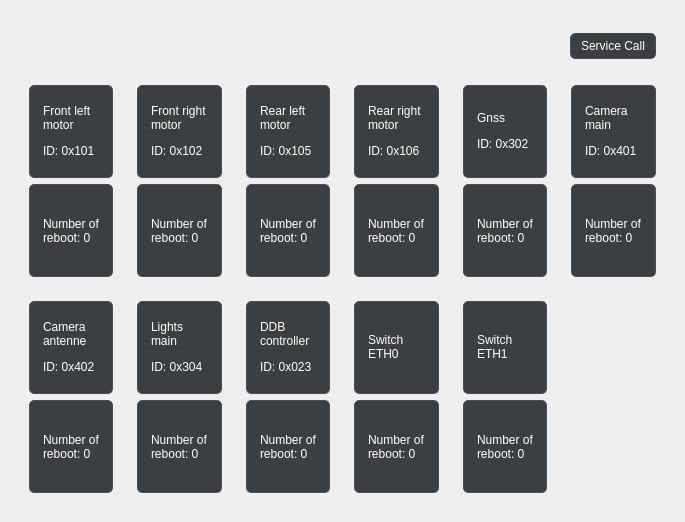
This is rover_gui/ui/ui/DeviceStatus.ui in robotique-udes/rover as Qt 5 draws it before an edit. The edited form follows.
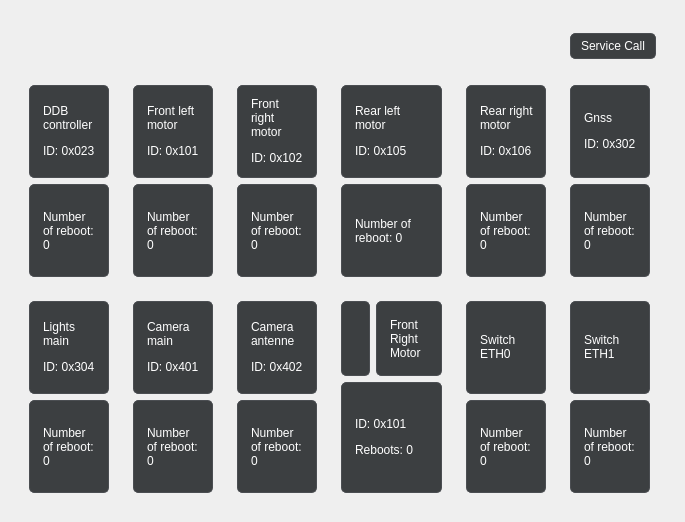
This is the edited form. Icons and pictures are not drawn.

Commit message: Adding motor icons + test

Diff of the .ui file:
```diff
--- a/rover_gui/ui/ui/DeviceStatus.ui
+++ b/rover_gui/ui/ui/DeviceStatus.ui
@@ -26,13 +26,13 @@
    <item row="0" column="5">
     <widget class="QWidget" name="deviceInfos" native="true">
      <layout class="QGridLayout" name="gridLayout">
-      <item row="2" column="3">
-       <widget class="QWidget" name="switchETH0" native="true">
-        <layout class="QVBoxLayout" name="verticalLayout_4">
+      <item row="2" column="6">
+       <widget class="QWidget" name="switchETH1" native="true">
+        <layout class="QVBoxLayout" name="verticalLayout_11">
          <item>
-          <widget class="QLabel" name="switchETH0Info">
+          <widget class="QLabel" name="switchETH1Info">
            <property name="text">
-            <string>&lt;html&gt;&lt;head/&gt;&lt;body&gt;&lt;p&gt;Switch ETH0&lt;/p&gt;&lt;/body&gt;&lt;/html&gt;</string>
+            <string>&lt;html&gt;&lt;head/&gt;&lt;body&gt;&lt;p&gt;Switch ETH1&lt;/p&gt;&lt;/body&gt;&lt;/html&gt;</string>
            </property>
            <property name="wordWrap">
             <bool>true</bool>
@@ -40,7 +40,7 @@
           </widget>
          </item>
          <item>
-          <widget class="QLabel" name="switchETHInfoReboot">
+          <widget class="QLabel" name="switchETH1Reboot">
            <property name="text">
             <string>Number of reboot: 0</string>
            </property>
@@ -53,87 +53,6 @@
        </widget>
       </item>
       <item row="1" column="3">
-       <widget class="QWidget" name="rearrightMotor" native="true">
-        <layout class="QVBoxLayout" name="verticalLayout_6">
-         <item>
-          <widget class="QLabel" name="rearrightMotorInfo">
-           <property name="text">
-            <string>&lt;html&gt;&lt;head/&gt;&lt;body&gt;&lt;p&gt;Rear right motor&lt;/p&gt;&lt;p&gt;ID: 0x106&lt;/p&gt;&lt;/body&gt;&lt;/html&gt;</string>
-           </property>
-           <property name="wordWrap">
-            <bool>true</bool>
-           </property>
-          </widget>
-         </item>
-         <item>
-          <widget class="QLabel" name="rearrightMotorReboot">
-           <property name="text">
-            <string>Number of reboot: 0</string>
-           </property>
-           <property name="wordWrap">
-            <bool>true</bool>
-           </property>
-          </widget>
-         </item>
-        </layout>
-       </widget>
-      </item>
-      <item row="2" column="1">
-       <widget class="QWidget" name="lightsMain" native="true">
-        <layout class="QVBoxLayout" name="verticalLayout_10">
-         <item>
-          <widget class="QLabel" name="lightsMainInfo">
-           <property name="text">
-            <string>&lt;html&gt;&lt;head/&gt;&lt;body&gt;&lt;p&gt;Lights main&lt;/p&gt;&lt;p&gt;ID: 0x304&lt;/p&gt;&lt;/body&gt;&lt;/html&gt;</string>
-           </property>
-           <property name="wordWrap">
-            <bool>true</bool>
-           </property>
-          </widget>
-         </item>
-         <item>
-          <widget class="QLabel" name="lightsMainReboot">
-           <property name="text">
-            <string>Number of reboot: 0</string>
-           </property>
-           <property name="wordWrap">
-            <bool>true</bool>
-           </property>
-          </widget>
-         </item>
-        </layout>
-       </widget>
-      </item>
-      <item row="1" column="0">
-       <widget class="QWidget" name="frontleftMotor" native="true">
-        <layout class="QVBoxLayout" name="verticalLayout_5">
-         <item>
-          <widget class="QLabel" name="frontleftMotorInfo">
-           <property name="text">
-            <string>&lt;html&gt;&lt;head/&gt;&lt;body&gt;&lt;p&gt;Front left motor&lt;/p&gt;&lt;p&gt;ID: 0x101&lt;/p&gt;&lt;/body&gt;&lt;/html&gt;</string>
-           </property>
-           <property name="wordWrap">
-            <bool>true</bool>
-           </property>
-          </widget>
-         </item>
-         <item>
-          <widget class="QLabel" name="frontleftMotorReboot">
-           <property name="text">
-            <string>Number of reboot: 0</string>
-           </property>
-           <property name="scaledContents">
-            <bool>false</bool>
-           </property>
-           <property name="wordWrap">
-            <bool>true</bool>
-           </property>
-          </widget>
-         </item>
-        </layout>
-       </widget>
-      </item>
-      <item row="1" column="1">
        <widget class="QWidget" name="frontrightMotor" native="true">
         <layout class="QVBoxLayout" name="verticalLayout">
          <item>
@@ -159,137 +78,7 @@
         </layout>
        </widget>
       </item>
-      <item row="2" column="2">
-       <widget class="QWidget" name="ddbController" native="true">
-        <layout class="QVBoxLayout" name="verticalLayout_8">
-         <item>
-          <widget class="QLabel" name="ddbControllerInfo">
-           <property name="text">
-            <string>&lt;html&gt;&lt;head/&gt;&lt;body&gt;&lt;p&gt;DDB controller&lt;/p&gt;&lt;p&gt;ID: 0x023&lt;/p&gt;&lt;/body&gt;&lt;/html&gt;</string>
-           </property>
-           <property name="wordWrap">
-            <bool>true</bool>
-           </property>
-          </widget>
-         </item>
-         <item>
-          <widget class="QLabel" name="ddbControllerReboot">
-           <property name="text">
-            <string>Number of reboot: 0</string>
-           </property>
-           <property name="wordWrap">
-            <bool>true</bool>
-           </property>
-          </widget>
-         </item>
-        </layout>
-       </widget>
-      </item>
-      <item row="1" column="2">
-       <widget class="QWidget" name="rearleftMotor" native="true">
-        <layout class="QVBoxLayout" name="verticalLayout_12">
-         <item>
-          <widget class="QLabel" name="rearleftMotorInfo">
-           <property name="text">
-            <string>&lt;html&gt;&lt;head/&gt;&lt;body&gt;&lt;p&gt;Rear left motor&lt;/p&gt;&lt;p&gt;ID: 0x105&lt;/p&gt;&lt;/body&gt;&lt;/html&gt;</string>
-           </property>
-           <property name="wordWrap">
-            <bool>true</bool>
-           </property>
-          </widget>
-         </item>
-         <item>
-          <widget class="QLabel" name="rearleftMotorReboot">
-           <property name="text">
-            <string>Number of reboot: 0</string>
-           </property>
-           <property name="wordWrap">
-            <bool>true</bool>
-           </property>
-          </widget>
-         </item>
-        </layout>
-       </widget>
-      </item>
-      <item row="2" column="0">
-       <widget class="QWidget" name="cameraAntenne" native="true">
-        <layout class="QVBoxLayout" name="verticalLayout_7">
-         <item>
-          <widget class="QLabel" name="cameraAntenneInfo">
-           <property name="text">
-            <string>&lt;html&gt;&lt;head/&gt;&lt;body&gt;&lt;p&gt;Camera antenne&lt;/p&gt;&lt;p&gt;ID: 0x402&lt;/p&gt;&lt;/body&gt;&lt;/html&gt;</string>
-           </property>
-           <property name="wordWrap">
-            <bool>true</bool>
-           </property>
-          </widget>
-         </item>
-         <item>
-          <widget class="QLabel" name="cameraAntenneReboot">
-           <property name="text">
-            <string>Number of reboot: 0</string>
-           </property>
-           <property name="wordWrap">
-            <bool>true</bool>
-           </property>
-          </widget>
-         </item>
-        </layout>
-       </widget>
-      </item>
-      <item row="2" column="4">
-       <widget class="QWidget" name="switchETH1" native="true">
-        <layout class="QVBoxLayout" name="verticalLayout_11">
-         <item>
-          <widget class="QLabel" name="switchETH1Info">
-           <property name="text">
-            <string>&lt;html&gt;&lt;head/&gt;&lt;body&gt;&lt;p&gt;Switch ETH1&lt;/p&gt;&lt;/body&gt;&lt;/html&gt;</string>
-           </property>
-           <property name="wordWrap">
-            <bool>true</bool>
-           </property>
-          </widget>
-         </item>
-         <item>
-          <widget class="QLabel" name="switchETH1Reboot">
-           <property name="text">
-            <string>Number of reboot: 0</string>
-           </property>
-           <property name="wordWrap">
-            <bool>true</bool>
-           </property>
-          </widget>
-         </item>
-        </layout>
-       </widget>
-      </item>
-      <item row="1" column="5">
-       <widget class="QWidget" name="cameraMain" native="true">
-        <layout class="QVBoxLayout" name="verticalLayout_3">
-         <item>
-          <widget class="QLabel" name="cameraMainInfo">
-           <property name="text">
-            <string>&lt;html&gt;&lt;head/&gt;&lt;body&gt;&lt;p&gt;Camera main&lt;/p&gt;&lt;p&gt;ID: 0x401&lt;/p&gt;&lt;/body&gt;&lt;/html&gt;</string>
-           </property>
-           <property name="wordWrap">
-            <bool>true</bool>
-           </property>
-          </widget>
-         </item>
-         <item>
-          <widget class="QLabel" name="cameraMainReboot">
-           <property name="text">
-            <string>Number of reboot: 0</string>
-           </property>
-           <property name="wordWrap">
-            <bool>true</bool>
-           </property>
-          </widget>
-         </item>
-        </layout>
-       </widget>
-      </item>
-      <item row="1" column="4">
+      <item row="1" column="6">
        <widget class="QWidget" name="gnss" native="true">
         <layout class="QVBoxLayout" name="verticalLayout_2">
          <item>
@@ -315,7 +104,33 @@
         </layout>
        </widget>
       </item>
-      <item row="0" column="0" colspan="6">
+      <item row="2" column="5">
+       <widget class="QWidget" name="switchETH0" native="true">
+        <layout class="QVBoxLayout" name="verticalLayout_4">
+         <item>
+          <widget class="QLabel" name="switchETH0Info">
+           <property name="text">
+            <string>&lt;html&gt;&lt;head/&gt;&lt;body&gt;&lt;p&gt;Switch ETH0&lt;/p&gt;&lt;/body&gt;&lt;/html&gt;</string>
+           </property>
+           <property name="wordWrap">
+            <bool>true</bool>
+           </property>
+          </widget>
+         </item>
+         <item>
+          <widget class="QLabel" name="switchETHInfoReboot">
+           <property name="text">
+            <string>Number of reboot: 0</string>
+           </property>
+           <property name="wordWrap">
+            <bool>true</bool>
+           </property>
+          </widget>
+         </item>
+        </layout>
+       </widget>
+      </item>
+      <item row="0" column="1" colspan="7">
        <widget class="QWidget" name="serviceCall" native="true">
         <property name="sizePolicy">
          <sizepolicy hsizetype="Minimum" vsizetype="Minimum">
@@ -369,6 +184,251 @@
         </layout>
        </widget>
       </item>
+      <item row="1" column="4">
+       <widget class="QWidget" name="rearleftMotor" native="true">
+        <layout class="QVBoxLayout" name="verticalLayout_12">
+         <item>
+          <widget class="QLabel" name="rearleftMotorInfo">
+           <property name="text">
+            <string>&lt;html&gt;&lt;head/&gt;&lt;body&gt;&lt;p&gt;Rear left motor&lt;/p&gt;&lt;p&gt;ID: 0x105&lt;/p&gt;&lt;/body&gt;&lt;/html&gt;</string>
+           </property>
+           <property name="wordWrap">
+            <bool>true</bool>
+           </property>
+          </widget>
+         </item>
+         <item>
+          <widget class="QLabel" name="rearleftMotorReboot">
+           <property name="text">
+            <string>Number of reboot: 0</string>
+           </property>
+           <property name="wordWrap">
+            <bool>true</bool>
+           </property>
+          </widget>
+         </item>
+        </layout>
+       </widget>
+      </item>
+      <item row="1" column="5">
+       <widget class="QWidget" name="rearrightMotor" native="true">
+        <layout class="QVBoxLayout" name="verticalLayout_6">
+         <item>
+          <widget class="QLabel" name="rearrightMotorInfo">
+           <property name="text">
+            <string>&lt;html&gt;&lt;head/&gt;&lt;body&gt;&lt;p&gt;Rear right motor&lt;/p&gt;&lt;p&gt;ID: 0x106&lt;/p&gt;&lt;/body&gt;&lt;/html&gt;</string>
+           </property>
+           <property name="wordWrap">
+            <bool>true</bool>
+           </property>
+          </widget>
+         </item>
+         <item>
+          <widget class="QLabel" name="rearrightMotorReboot">
+           <property name="text">
+            <string>Number of reboot: 0</string>
+           </property>
+           <property name="wordWrap">
+            <bool>true</bool>
+           </property>
+          </widget>
+         </item>
+        </layout>
+       </widget>
+      </item>
+      <item row="2" column="1">
+       <widget class="QWidget" name="lightsMain" native="true">
+        <layout class="QVBoxLayout" name="verticalLayout_10">
+         <item>
+          <widget class="QLabel" name="lightsMainInfo">
+           <property name="text">
+            <string>&lt;html&gt;&lt;head/&gt;&lt;body&gt;&lt;p&gt;Lights main&lt;/p&gt;&lt;p&gt;ID: 0x304&lt;/p&gt;&lt;/body&gt;&lt;/html&gt;</string>
+           </property>
+           <property name="wordWrap">
+            <bool>true</bool>
+           </property>
+          </widget>
+         </item>
+         <item>
+          <widget class="QLabel" name="lightsMainReboot">
+           <property name="text">
+            <string>Number of reboot: 0</string>
+           </property>
+           <property name="wordWrap">
+            <bool>true</bool>
+           </property>
+          </widget>
+         </item>
+        </layout>
+       </widget>
+      </item>
+      <item row="2" column="2">
+       <widget class="QWidget" name="cameraMain" native="true">
+        <layout class="QVBoxLayout" name="verticalLayout_3">
+         <item>
+          <widget class="QLabel" name="cameraMainInfo">
+           <property name="text">
+            <string>&lt;html&gt;&lt;head/&gt;&lt;body&gt;&lt;p&gt;Camera main&lt;/p&gt;&lt;p&gt;ID: 0x401&lt;/p&gt;&lt;/body&gt;&lt;/html&gt;</string>
+           </property>
+           <property name="wordWrap">
+            <bool>true</bool>
+           </property>
+          </widget>
+         </item>
+         <item>
+          <widget class="QLabel" name="cameraMainReboot">
+           <property name="text">
+            <string>Number of reboot: 0</string>
+           </property>
+           <property name="wordWrap">
+            <bool>true</bool>
+           </property>
+          </widget>
+         </item>
+        </layout>
+       </widget>
+      </item>
+      <item row="2" column="3">
+       <widget class="QWidget" name="cameraAntenne" native="true">
+        <layout class="QVBoxLayout" name="verticalLayout_7">
+         <item>
+          <widget class="QLabel" name="cameraAntenneInfo">
+           <property name="text">
+            <string>&lt;html&gt;&lt;head/&gt;&lt;body&gt;&lt;p&gt;Camera antenne&lt;/p&gt;&lt;p&gt;ID: 0x402&lt;/p&gt;&lt;/body&gt;&lt;/html&gt;</string>
+           </property>
+           <property name="wordWrap">
+            <bool>true</bool>
+           </property>
+          </widget>
+         </item>
+         <item>
+          <widget class="QLabel" name="cameraAntenneReboot">
+           <property name="text">
+            <string>Number of reboot: 0</string>
+           </property>
+           <property name="wordWrap">
+            <bool>true</bool>
+           </property>
+          </widget>
+         </item>
+        </layout>
+       </widget>
+      </item>
+      <item row="1" column="1">
+       <widget class="QWidget" name="ddbController" native="true">
+        <layout class="QVBoxLayout" name="verticalLayout_8">
+         <item>
+          <widget class="QLabel" name="ddbControllerInfo">
+           <property name="text">
+            <string>&lt;html&gt;&lt;head/&gt;&lt;body&gt;&lt;p&gt;DDB controller&lt;/p&gt;&lt;p&gt;ID: 0x023&lt;/p&gt;&lt;/body&gt;&lt;/html&gt;</string>
+           </property>
+           <property name="wordWrap">
+            <bool>true</bool>
+           </property>
+          </widget>
+         </item>
+         <item>
+          <widget class="QLabel" name="ddbControllerReboot">
+           <property name="text">
+            <string>Number of reboot: 0</string>
+           </property>
+           <property name="wordWrap">
+            <bool>true</bool>
+           </property>
+          </widget>
+         </item>
+        </layout>
+       </widget>
+      </item>
+      <item row="1" column="2">
+       <widget class="QWidget" name="frontleftMotor" native="true">
+        <layout class="QVBoxLayout" name="verticalLayout_5">
+         <item>
+          <widget class="QLabel" name="frontleftMotorInfo">
+           <property name="text">
+            <string>&lt;html&gt;&lt;head/&gt;&lt;body&gt;&lt;p&gt;Front left motor&lt;/p&gt;&lt;p&gt;ID: 0x101&lt;/p&gt;&lt;/body&gt;&lt;/html&gt;</string>
+           </property>
+           <property name="wordWrap">
+            <bool>true</bool>
+           </property>
+          </widget>
+         </item>
+         <item>
+          <widget class="QLabel" name="frontleftMotorReboot">
+           <property name="text">
+            <string>Number of reboot: 0</string>
+           </property>
+           <property name="scaledContents">
+            <bool>false</bool>
+           </property>
+           <property name="wordWrap">
+            <bool>true</bool>
+           </property>
+          </widget>
+         </item>
+        </layout>
+       </widget>
+      </item>
+      <item row="2" column="4">
+       <widget class="QWidget" name="test" native="true">
+        <layout class="QGridLayout" name="gridLayout_3">
+         <item row="0" column="0">
+          <widget class="QLabel" name="test2">
+           <property name="enabled">
+            <bool>true</bool>
+           </property>
+           <property name="sizePolicy">
+            <sizepolicy hsizetype="Minimum" vsizetype="Minimum">
+             <horstretch>0</horstretch>
+             <verstretch>0</verstretch>
+            </sizepolicy>
+           </property>
+           <property name="maximumSize">
+            <size>
+             <width>75</width>
+             <height>75</height>
+            </size>
+           </property>
+           <property name="autoFillBackground">
+            <bool>false</bool>
+           </property>
+           <property name="lineWidth">
+            <number>1</number>
+           </property>
+           <property name="text">
+            <string/>
+           </property>
+           <property name="pixmap">
+            <pixmap resource="../../src/Global/Constant/resources.qrc">:/icons/motor.png</pixmap>
+           </property>
+           <property name="scaledContents">
+            <bool>true</bool>
+           </property>
+          </widget>
+         </item>
+         <item row="0" column="1">
+          <widget class="QLabel" name="test_2">
+           <property name="text">
+            <string>Front Right Motor</string>
+           </property>
+           <property name="wordWrap">
+            <bool>true</bool>
+           </property>
+          </widget>
+         </item>
+         <item row="1" column="0" colspan="2">
+          <widget class="QLabel" name="test3">
+           <property name="styleSheet">
+            <string notr="true"/>
+           </property>
+           <property name="text">
+            <string>&lt;html&gt;&lt;head/&gt;&lt;body&gt;&lt;p&gt;ID: 0x101&lt;/p&gt;&lt;p&gt;Reboots: 0&lt;/p&gt;&lt;/body&gt;&lt;/html&gt;</string>
+           </property>
+          </widget>
+         </item>
+        </layout>
+       </widget>
+      </item>
      </layout>
     </widget>
    </item>
```
Left out of the diff: 4 changed lines with no effect on the pictures. The commit also changes 3 other files.
